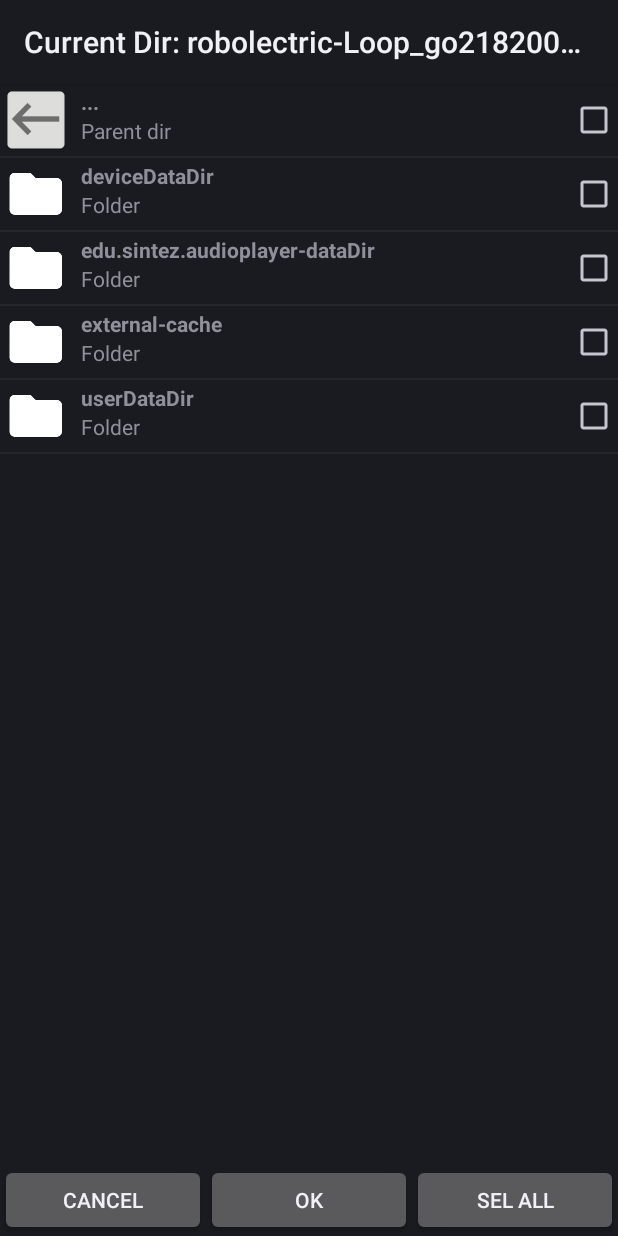
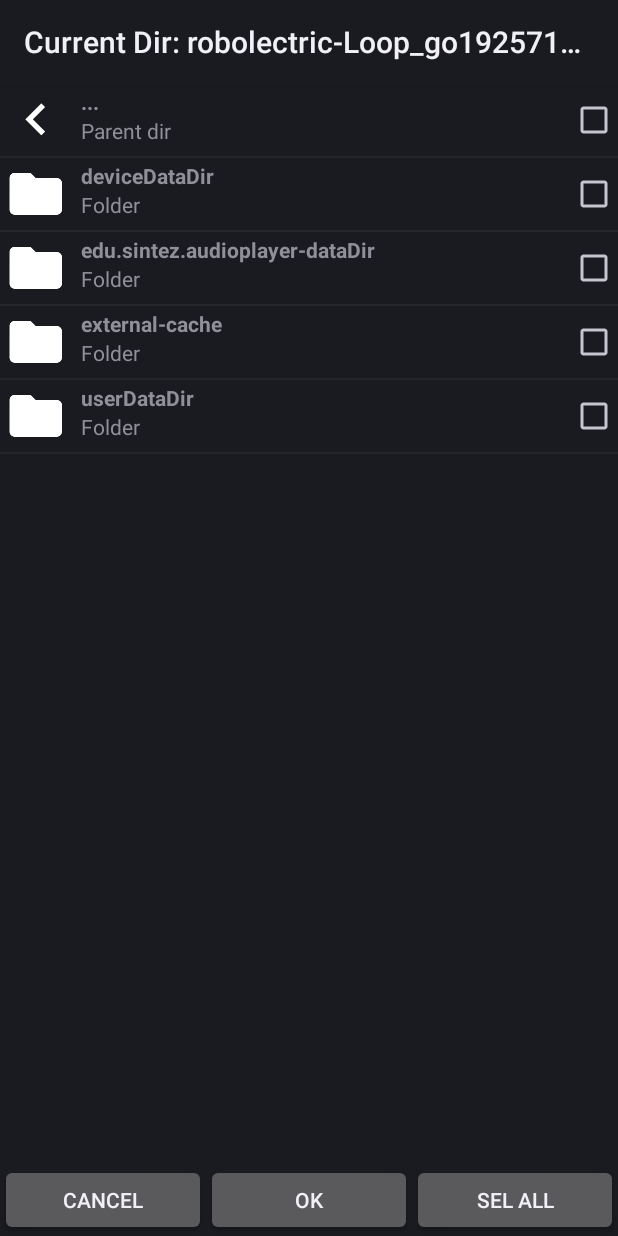
Before and after one commit to maxtat3/audioplayer-android, an Android app: the FileChooserActivity screen opened directly, with no data from a screen before it, after a tap on "...", on a phone screen of 412 x 824 dp. Run offline under Robolectric (Android 15) with nearby library versions, the phone set to English and light mode, and no system bars; 1 other tap on this screen came first.

Commit message:
Changed back icon for file chooser.

```diff
--- a/app/src/main/java/edu/sintez/audioplayer/app/adapter/FileArrayAdapter.java
+++ b/app/src/main/java/edu/sintez/audioplayer/app/adapter/FileArrayAdapter.java
@@ -69,7 +69,7 @@ public class FileArrayAdapter extends ArrayAdapter<FileItem> {
 		if (position == 0
 			&& (item.getType() == FileType.DIR
 			|| item.getType() == FileType.PARENT_DIR)) {
-			viewHolder.ivFileFormat.setImageResource(R.drawable.ic_back);
+			viewHolder.ivFileFormat.setImageResource(R.mipmap.ic_back);
 
 		} else if (item.getType() == FileType.DIR) {
 			viewHolder.ivFileFormat.setImageResource(R.mipmap.ic_folder);
```
Also changed, not shown: app/src/main/ic_back-web.png (added), app/src/main/res/mipmap-hdpi/ic_back.png (added), app/src/main/res/mipmap-mdpi/ic_back.png (added), app/src/main/res/mipmap-xhdpi/ic_back.png (added), app/src/main/res/mipmap-xxhdpi/ic_back.png (added), app/src/main/res/mipmap-xxxhdpi/ic_back.png (added).
